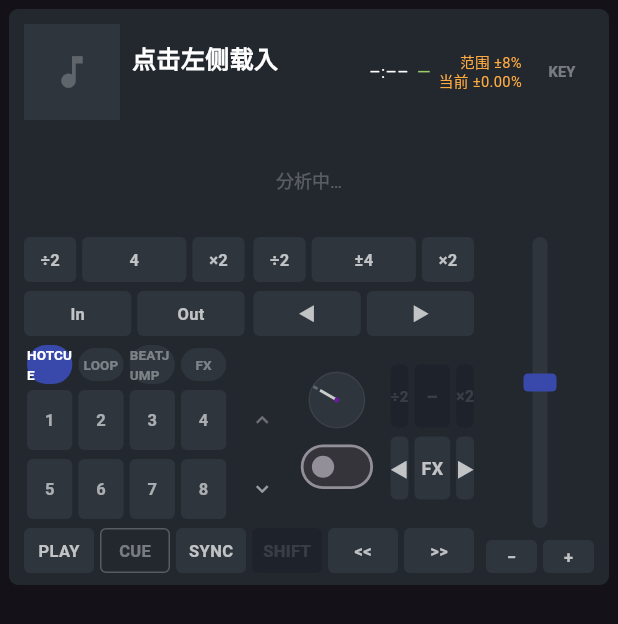
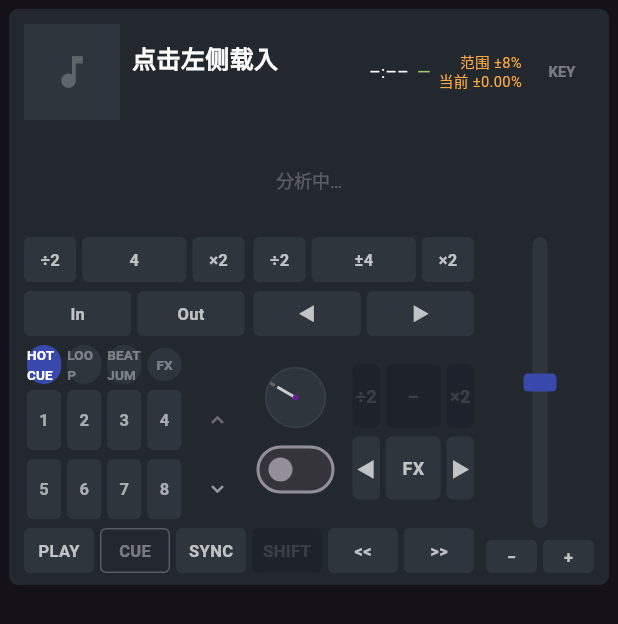
Before and after one commit to windup-bird/HyperMixx, a Flutter app: the DeckPanel widget shown alone on an empty page, opened directly with empty values, on a phone screen of 412 x 824 dp. Shown: the top 624 px of the screen. Run offline on Flutter 3.47's test engine with Material 3 defaults, Android fonts, the phone set to English and light mode, and no system bars; our stand-ins replace freezed_annotation; missing offline and left inert: dart:ffi, flutter_rust_bridge.

Commit message:
P22.3 pads:fx 1:1 固定 + fx 按钮横向铺满
- deck_panel: 删 P22.2 阈值切换，pads:fx 固定 1:1（用户要求）
- deck_fx: 根因修复——旧 Flexible(flex:1, loose) 参与 flex 分配，
  左列约束=半列宽但 FittedBox 只取 60px → 右列只拿到一半，
  220px 宽时 46px 留白（P20.1 起遗留）
- LayoutBuilder 直出（包 Row 会给非 flex 子 unbounded 主轴向
  约束，内层 Expanded 报 RenderFlex 错误）；左列上限 =
  min(60, 半列)：宽窗 60 固定、窄窗两列等比收缩不溢出
- 测试：deck_fx 补铺满断言（×2/▶ 右缘贴 fx 列右缘 <1px）；
  deck_panel_layout 700px 断言 1:1 + 新增 400px 中窗用例

Co-Authored-By: Claude <noreply@anthropic.com>

```diff
--- a/flutter/lib/widgets/deck_fx.dart
+++ b/flutter/lib/widgets/deck_fx.dart
@@ -142,20 +142,29 @@ class DeckFx extends StatelessWidget {
         final beatVal = beatsParam != null
             ? _safeBus('${bus}_p${beatIdx + 1}')
             : 0.0;
+        // P22.3 重做左列宽度。根因：旧 Flexible(flex:1, loose) 参与 flex
+        // 分配——左列约束 = 半列宽，FittedBox 只取 60px 但右列 Expanded
+        // 只拿到一半 → 按钮与左列间留大片空白（220px 宽时 46px，"按钮没
+        // 铺满"）；flex: 0 窄窗约束失效（左列不缩，右列取负溢出 5px）。
+        // 方案：LayoutBuilder 直出（不能包 Row——flex 行给非 flex 子
+        // unbounded 主轴向约束，内层 Expanded 会炸），左列上限 =
+        // min(60, 半列)：宽窗 60 固定（右列 Expanded 拿满剩余全部宽度），
+        // 窄窗两列等比收缩（P20.1 响应式保留，右列恒 ≥ 左列不溢出）。
+        // 左列内容 P22.1：强度旋钮（0 值在 −150°，线性全扫角 300°，
+        // 贴顶）+ on/off 开关（P20 enable 由开关负责，贴底），高度 =
+        // kFxModuleHeight（与右列严格对齐），删'强度'label。
+        return LayoutBuilder(
+          builder: (context, c) {
+            final leftMax = ((c.maxWidth - 8) / 2).clamp(0.0, 60.0);
             return Row(
               crossAxisAlignment: CrossAxisAlignment.center,
               children: [
-            // 左列：强度旋钮（0 值在 −150°，线性全扫角 300°）+ on/off 开关
-            // （P20：enable 由开关负责，名称按钮让位给左键选型菜单）。
-            // P22.1：左列高度 = kFxModuleHeight（与右列严格对齐）——旋钮
-            // 贴顶、开关贴底，删'强度'label（MixerKnob 空 label 不渲染）。
-            // P20.1 响应式：Flexible+FittedBox——极端窄窗（240px，DeckFx 只
-            // 分到 ~63px）下左列整体等比缩小，不横向溢出。
-            Flexible(
-              fit: FlexFit.loose,
+                    ConstrainedBox(
+                      constraints: BoxConstraints(maxWidth: leftMax),
                       child: FittedBox(
                         fit: BoxFit.scaleDown,
                         child: SizedBox(
+                          width: 60,
                           height: kFxModuleHeight,
                           child: Column(
                             mainAxisAlignment: MainAxisAlignment.spaceBetween,
@@ -166,18 +175,22 @@ class DeckFx extends StatelessWidget {
                                 max: 1,
                                 minAngleDeg: -150,
                                 initFromBus: '${bus}_drywet',
-                        onChanged: (v) => actions.setFxDrywet(dc.deck, slot, v),
+                                onChanged: (v) =>
+                                    actions.setFxDrywet(dc.deck, slot, v),
                                 size: 44,
                                 color: const Color(0xFF6A1B9A),
                               ),
                               Switch(
                                 value: enabled,
-                        // P22.1 shrinkWrap：M3 padded 高 48，44+48=92 > 模块
-                        // 90 会溢出 2px——shrinkWrap 高 32，44+32=76 放进 90
-                        // （spaceBetween 撑开），与右列边界严格对齐。
-                        materialTapTargetSize: MaterialTapTargetSize.shrinkWrap,
+                                // P22.1 shrinkWrap：M3 padded 高 48，
+                                // 44+48=92 > 模块 90 会溢出 2px——
+                                // shrinkWrap 高 32，44+32=76 放进 90
+                                // （spaceBetween 撑开），边界严格对齐。
+                                materialTapTargetSize:
+                                    MaterialTapTargetSize.shrinkWrap,
                                 activeThumbColor: const Color(0xFF6A1B9A),
-                        onChanged: (v) => actions.setFxEnable(dc.deck, slot, v),
+                                onChanged: (v) =>
+                                    actions.setFxEnable(dc.deck, slot, v),
                               ),
                             ],
                           ),
@@ -186,7 +199,32 @@ class DeckFx extends StatelessWidget {
                     ),
                 const SizedBox(width: 8),
                 Expanded(
-              child: Column(
+                  child: _fxButtons(context, bus, manifests, type, enabled,
+                      beatsParam, beatIdx, beatVal, dc),
+                ),
+              ],
+            );
+          },
+        );
+      },
+    );
+  }
+
+  // ---- P22.3：右列两行按钮（LayoutBuilder 内 Expanded 拿满剩余宽度）----
+  /// beat 行（÷2/拍数/×2）+ select 行（◀/名称/▶）——行内三按钮 Expanded
+  /// 平分，横向铺满 fx 列内容（用户要求）。
+  Widget _fxButtons(
+    BuildContext context,
+    String bus,
+    List<FxEffectWire> manifests,
+    int type,
+    bool enabled,
+    (int, FxParamWire)? beatsParam,
+    int beatIdx,
+    double beatVal,
+    DeckController dc,
+  ) {
+    return Column(
       mainAxisSize: MainAxisSize.min,
       children: [
         // 行1：beat ÷2 / 显示（点击回默认拍数）/ ×2（loop 同款样式）
@@ -287,11 +325,6 @@ class DeckFx extends StatelessWidget {
           ],
         ),
       ],
-              ),
-            ),
-          ],
-        );
-      },
     );
   }
 
--- a/flutter/lib/widgets/deck_panel.dart
+++ b/flutter/lib/widgets/deck_panel.dart
@@ -4,9 +4,8 @@
 //! 行2：全区半波预览（OverviewWave，h64）。
 //! 行3（P18 重构，P21 调整）：loop/jump（预览下、pad 上，宽度平分）+
 //! 打击垫区 + DeckFx（pad 右 tempo 左）；TempoFader 跨整列高。
-//! P22.2 响应式：pads:fx 份额随可用宽度切换——宽窗（≥ kFxWideThreshold）
-//! 2:3（fx 按钮宽 = 40%×1.5，用户要求"宽度拉长 1.5 倍"），窄窗回退
-//! 3:2（fx 60% 会把 pad 格压成竖条）。
+//! P22.3：pads:fx 固定 1:1（用户要求，删除 P22.2 阈值切换）；fx 内
+//! beat/select 两行按钮横向铺满 fx 列宽。
 //! 行4（P19 transport 行）：6 等分 SHIFT/SYNC/CUE/播放/<< />>（见
 //! transport_row.dart）。
 //! 音量/增益/EQ/滤波/交叉推子在中心 MixerPanel，变速在 Tempofader。
@@ -43,9 +42,6 @@ const double kLoopJumpPanelHeight = 66;
 const double kDeckFxHeight = kPadsRowHeight;
 const double kPadsRowHeight = 26 + 4 + 40 + 6 + 40;
 const double kTransportRowHeight = 30;
-/// P22.2 fx 份额切换阈值：可用宽 ≥ 560 → pads:fx = 2:3（fx 60%），
-/// 更窄回退 3:2。560 时 pads = 224（4 格 ≈ 48px 近方形）仍可用。
-const double kFxWideThreshold = 560;
 /// TempoFader 高度 = loop/jump + pad 行 + transport + 间距。
 const double kTempoFaderHeight =
     kLoopJumpPanelHeight + 6 + kPadsRowHeight + 6 + kTransportRowHeight;
@@ -114,31 +110,21 @@ class _DeckPanelState extends State<DeckPanel> {
                         ],
                       ),
                       const SizedBox(height: 6),
-                      LayoutBuilder(
-                        builder: (context, c) {
-                          // P22.2 响应式：宽窗 pads:fx = 2:3（fx 按钮宽
-                          // ×1.5），窄窗回退 3:2。窄窗下 DeckFx 左列
-                          // Flexible+FittedBox 等比缩小（P20.1），pads
-                          // 文字 FittedBox（P18.1）。
-                          final wide = c.maxWidth >= kFxWideThreshold;
-                          return Row(
+                      // P22.3：pads:fx = 1:1 固定（用户要求）。窄窗下
+                      // DeckFx 左列 Flexible+FittedBox 等比缩小（P20.1），
+                      // pads 文字 FittedBox（P18.1）。
+                      Row(
                         crossAxisAlignment: CrossAxisAlignment.start,
                         children: [
-                              Expanded(
-                                flex: wide ? 2 : 3,
-                                child: DeckPads(deck: dc),
-                              ),
+                          Expanded(child: DeckPads(deck: dc)),
                           const SizedBox(width: 2),
                           Expanded(
-                                flex: wide ? 3 : 2,
                             child: SizedBox(
                               height: kDeckFxHeight,
                               child: DeckFx(deck: dc),
                             ),
                           ),
                         ],
-                          );
-                        },
                       ),
                       const SizedBox(height: 6),
                       _transportRow(context, dc, engine),
```
Also changed, not shown: 2 other files. Lines whose indentation alone changed are shown as unchanged.
